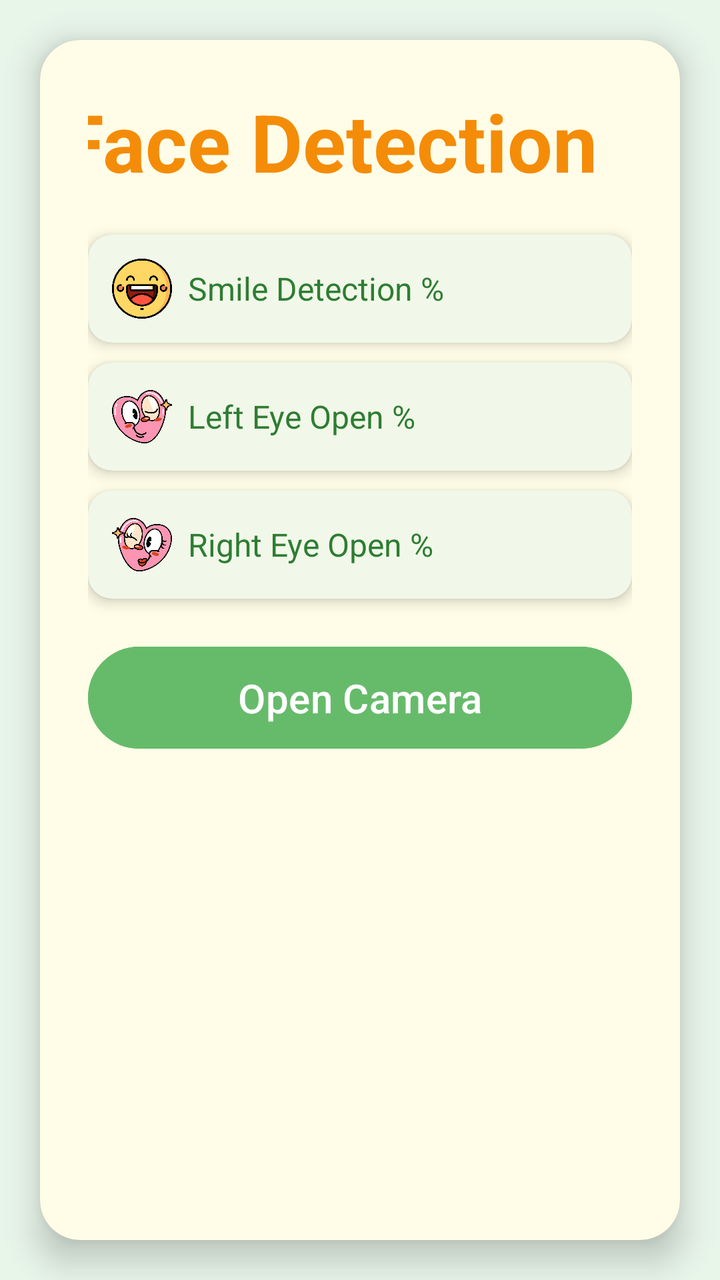
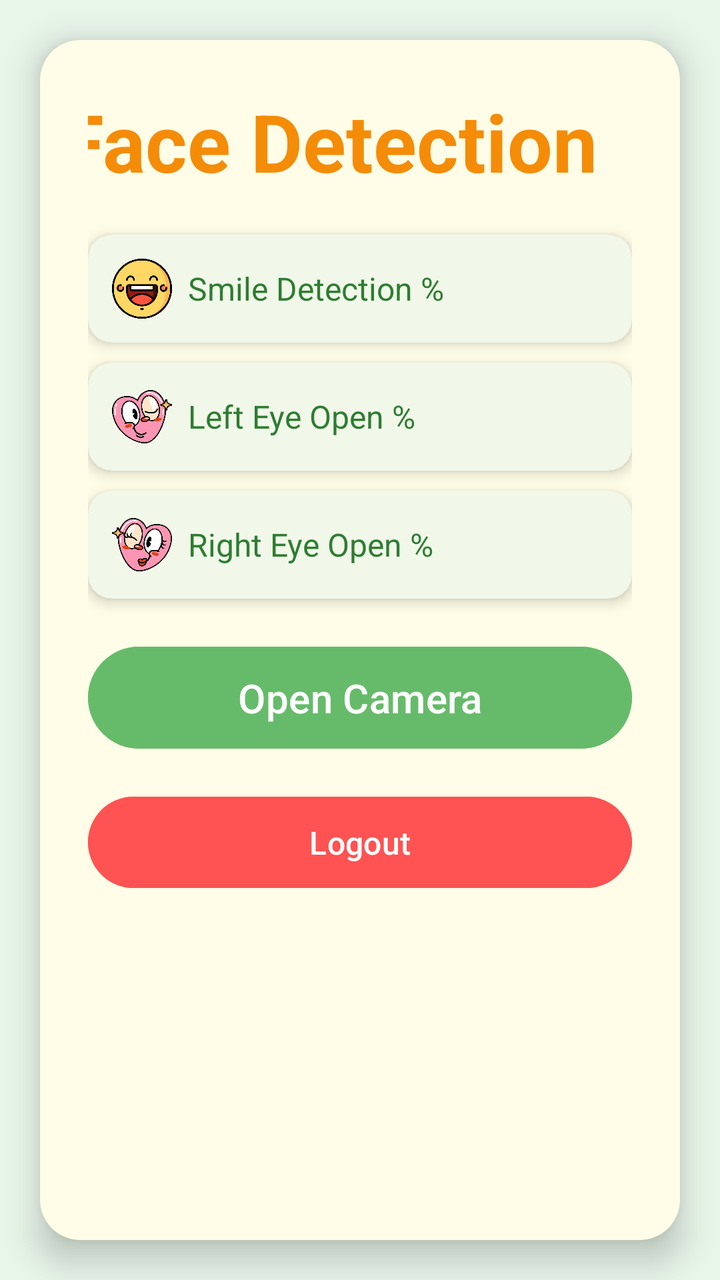

Compare the two renders of this Android layout. The source of the first and the diff that turns it into the second are given below.
<!-- AndroidManifest.xml: application theme Theme.FaceDetection -->
<!-- res/layout/activity_home.xml -->
<?xml version="1.0" encoding="utf-8"?>
<androidx.constraintlayout.widget.ConstraintLayout
    xmlns:android="http://schemas.android.com/apk/res/android"
    xmlns:app="http://schemas.android.com/apk/res-auto"
    android:layout_width="match_parent"
    android:layout_height="match_parent"
    android:background="#E8F5E9">

    <androidx.cardview.widget.CardView
        android:id="@+id/mainCard"
        android:layout_width="0dp"
        android:layout_height="0dp"
        android:layout_margin="20dp"
        android:backgroundTint="#FFFDE7"
        app:cardCornerRadius="20dp"
        app:cardElevation="10dp"
        app:layout_constraintTop_toTopOf="parent"
        app:layout_constraintBottom_toBottomOf="parent"
        app:layout_constraintStart_toStartOf="parent"
        app:layout_constraintEnd_toEndOf="parent">

        <LinearLayout
            android:layout_width="match_parent"
            android:layout_height="match_parent"
            android:orientation="vertical"
            android:padding="24dp"
            android:gravity="center_horizontal">

            <TextView
                android:id="@+id/tvWelcome"
                android:layout_width="300sp"
                android:layout_height="wrap_content"
                android:text="Face Detection"
                android:textSize="40sp"
                android:textStyle="bold"
                android:textColor="#F48C08"
                android:layout_marginBottom="20dp"/>

            
            <androidx.cardview.widget.CardView
                android:layout_width="match_parent"
                android:layout_height="wrap_content"
                app:cardCornerRadius="12dp"
                app:cardElevation="4dp"
                android:layout_marginBottom="10dp"
                android:backgroundTint="#F1F8E9">

                <LinearLayout
                    android:layout_width="match_parent"
                    android:layout_height="wrap_content"
                    android:orientation="horizontal"
                    android:padding="12dp"
                    android:gravity="center_vertical">

                    <ImageView
                        android:layout_width="30dp"
                        android:layout_height="30dp"
                        android:src="@drawable/smile"/>

                    <TextView
                        android:layout_width="wrap_content"
                        android:layout_height="wrap_content"
                        android:text="  Smile Detection %"
                        android:textSize="16sp"
                        android:textColor="#2E7D32"/>
                </LinearLayout>
            </androidx.cardview.widget.CardView>

            
            <androidx.cardview.widget.CardView
                android:layout_width="match_parent"
                android:layout_height="wrap_content"
                app:cardCornerRadius="12dp"
                app:cardElevation="4dp"
                android:layout_marginBottom="10dp"
                android:backgroundTint="#F1F8E9">

                <LinearLayout
                    android:layout_width="match_parent"
                    android:layout_height="wrap_content"
                    android:orientation="horizontal"
                    android:padding="12dp"
                    android:gravity="center_vertical">

                    <ImageView
                        android:layout_width="30dp"
                        android:layout_height="30dp"
                        android:src="@drawable/lefteye"
                        />

                    <TextView
                        android:layout_width="wrap_content"
                        android:layout_height="wrap_content"
                        android:text="  Left Eye Open %"
                        android:textSize="16sp"
                        android:textColor="#2E7D32"/>
                </LinearLayout>
            </androidx.cardview.widget.CardView>

            
            <androidx.cardview.widget.CardView
                android:layout_width="match_parent"
                android:layout_height="wrap_content"
                app:cardCornerRadius="12dp"
                app:cardElevation="4dp"
                android:layout_marginBottom="20dp"
                android:backgroundTint="#F1F8E9">

                <LinearLayout
                    android:layout_width="match_parent"
                    android:layout_height="wrap_content"
                    android:orientation="horizontal"
                    android:padding="12dp"
                    android:gravity="center_vertical">

                    <ImageView
                        android:layout_width="30dp"
                        android:layout_height="30dp"
                        android:src="@drawable/righteye"/>

                    <TextView
                        android:layout_width="wrap_content"
                        android:layout_height="wrap_content"
                        android:text="  Right Eye Open %"
                        android:textSize="16sp"
                        android:textColor="#2E7D32"/>
                </LinearLayout>
            </androidx.cardview.widget.CardView>

            <Button
                android:id="@+id/btnTakePhoto"
                android:layout_width="match_parent"
                android:layout_height="wrap_content"
                android:text="Open Camera"
                android:backgroundTint="#66BB6A"
                android:textColor="#FFFFFF"
                android:textSize="20sp"
                android:padding="12dp"/>

        </LinearLayout>

    </androidx.cardview.widget.CardView>

</androidx.constraintlayout.widget.ConstraintLayout>
<!-- resources referenced by this layout -->
<resources>
  <!-- drawable lefteye: png bitmap (drawable, 59743 bytes) -->
  <!-- drawable righteye: png bitmap (drawable, 61237 bytes) -->
  <!-- drawable smile: png bitmap (drawable, 37745 bytes) -->
  <style name="Theme.FaceDetection" parent="Base.Theme.FaceDetection" />
  <style name="Base.Theme.FaceDetection" parent="Theme.Material3.DayNight.NoActionBar">
          
          
      </style>
</resources>

<!-- the commit's change to res/layout/activity_home.xml (unified diff, before → after) -->
@@ -137,6 +137,17 @@
                 android:textSize="20sp"
                 android:padding="12dp"/>
 
+            <Button
+                android:id="@+id/btnLogout"
+                android:layout_width="match_parent"
+                android:layout_height="wrap_content"
+                android:text="Logout"
+                android:backgroundTint="#FF5252"
+                android:textColor="#FFFFFF"
+                android:textSize="16sp"
+                android:layout_marginTop="16dp"
+                android:padding="12dp"/>
+
         </LinearLayout>
 
     </androidx.cardview.widget.CardView>
